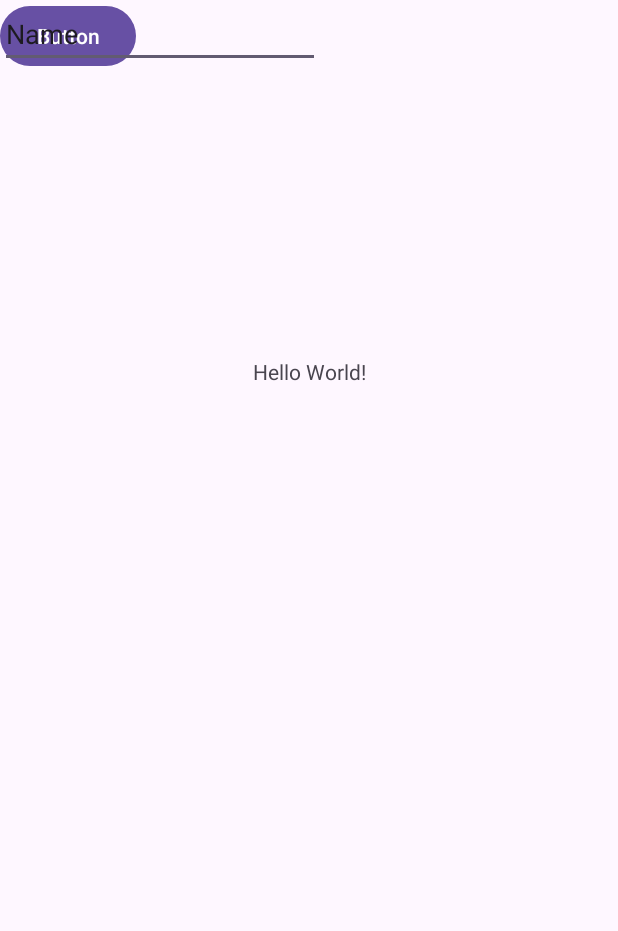
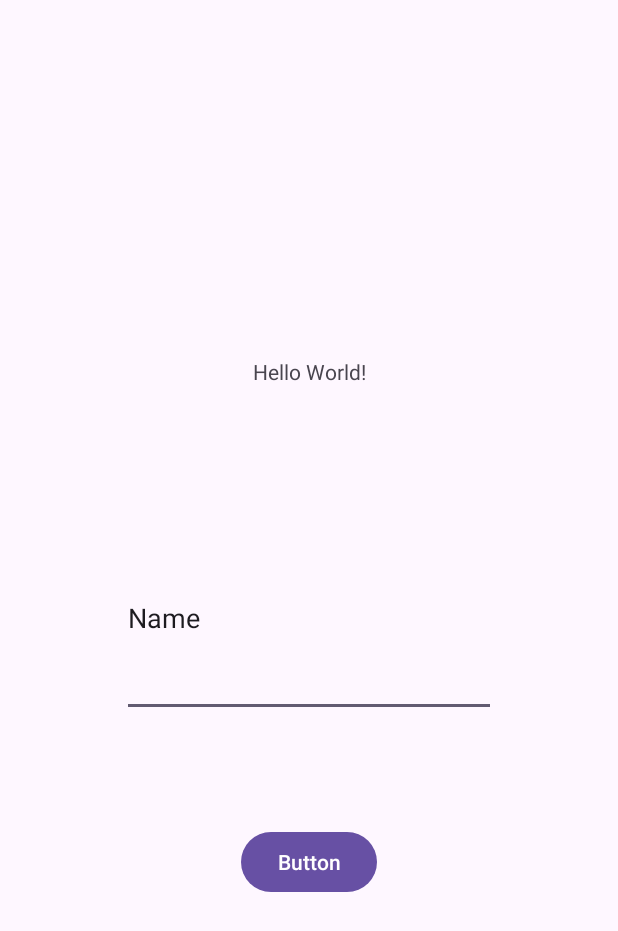
Before and after one commit to konan-pbl-2023/Kanji-quiz, an Android app: the screen it shows after launch (MainActivity), on a phone screen of 412 x 824 dp. Shown: the top 931 px of the screen. Run offline under Robolectric (Android 15) with nearby library versions, the phone set to English and light mode, and no system bars.

Commit message:
mainにする

```diff
--- a/app/src/main/res/layout/activity_main.xml
+++ b/app/src/main/res/layout/activity_main.xml
@@ -22,17 +22,22 @@
         android:layout_width="wrap_content"
         android:layout_height="wrap_content"
         android:text="Button"
-        tools:layout_editor_absoluteX="160dp"
-        tools:layout_editor_absoluteY="526dp" />
+        app:layout_constraintBottom_toBottomOf="parent"
+        app:layout_constraintEnd_toEndOf="parent"
+        app:layout_constraintStart_toStartOf="parent"
+        app:layout_constraintTop_toTopOf="parent"
+        app:layout_constraintVertical_bias="0.71" />
 
     <EditText
         android:id="@+id/inputAnswer"
-        android:layout_width="wrap_content"
-        android:layout_height="wrap_content"
+        android:layout_width="249dp"
+        android:layout_height="131dp"
         android:ems="10"
         android:inputType="text"
         android:text="Name"
-        tools:layout_editor_absoluteX="88dp"
-        tools:layout_editor_absoluteY="459dp" />
+        app:layout_constraintBottom_toBottomOf="parent"
+        app:layout_constraintEnd_toEndOf="parent"
+        app:layout_constraintStart_toStartOf="parent"
+        app:layout_constraintTop_toTopOf="parent" />
 
 </androidx.constraintlayout.widget.ConstraintLayout>
```
